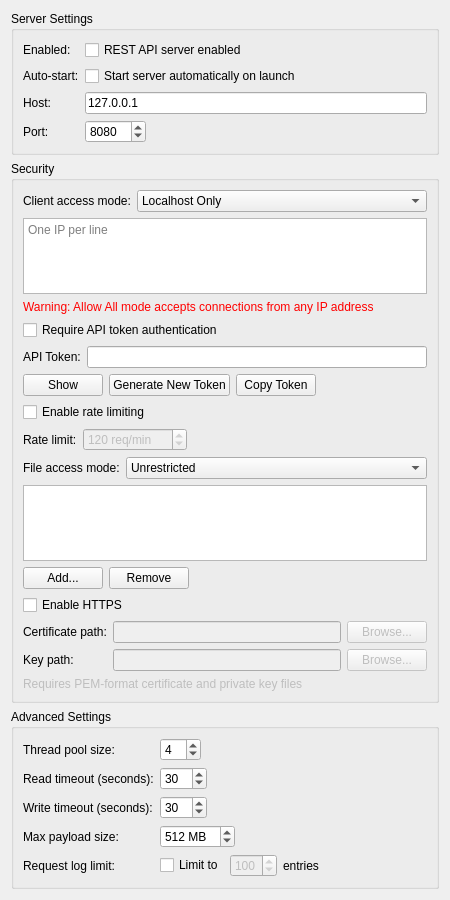
The window that Plugins/org.mitk.gui.qt.restapi/src/internal/QmitkRestApiPreferencesControls.ui (MITK/MITK) describes before a commit, drawn with Qt 5.
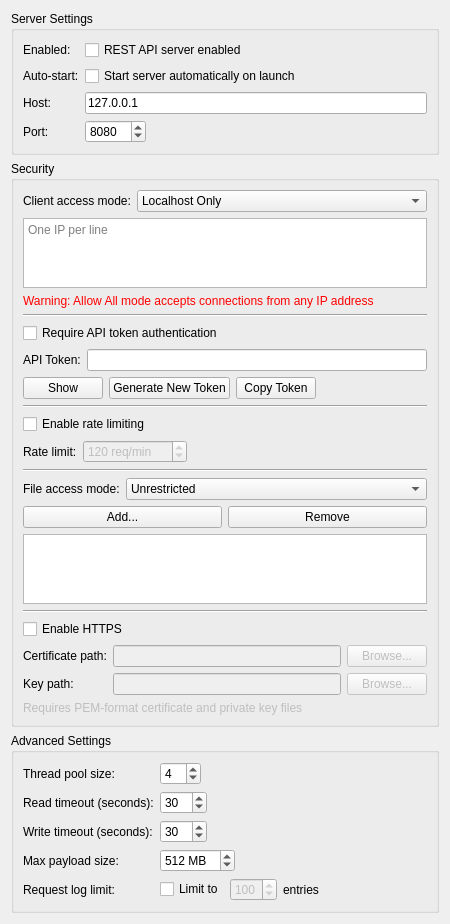
The same window after the commit.

Commit message: Improved the REST preference UI

What changed in the file:
```diff
--- a/Plugins/org.mitk.gui.qt.restapi/src/internal/QmitkRestApiPreferencesControls.ui
+++ b/Plugins/org.mitk.gui.qt.restapi/src/internal/QmitkRestApiPreferencesControls.ui
@@ -182,6 +182,13 @@
         </property>
        </widget>
       </item>
+      <item>
+       <widget class="Line" name="line">
+        <property name="orientation">
+         <enum>Qt::Horizontal</enum>
+        </property>
+       </widget>
+      </item>
       <item>
        <widget class="QCheckBox" name="m_RequireAuthCheckBox">
         <property name="text">
@@ -263,6 +270,13 @@
         </item>
        </layout>
       </item>
+      <item>
+       <widget class="Line" name="line_3">
+        <property name="orientation">
+         <enum>Qt::Horizontal</enum>
+        </property>
+       </widget>
+      </item>
       <item>
        <widget class="QCheckBox" name="m_RateLimitCheckBox">
         <property name="text">
@@ -323,6 +337,13 @@
         </item>
        </layout>
       </item>
+      <item>
+       <widget class="Line" name="line_2">
+        <property name="orientation">
+         <enum>Qt::Horizontal</enum>
+        </property>
+       </widget>
+      </item>
       <item>
        <layout class="QFormLayout" name="fileAccessFormLayout">
         <item row="0" column="0">
@@ -351,19 +372,6 @@
         </item>
        </layout>
       </item>
-      <item>
-       <widget class="QListWidget" name="m_AllowedDirsListWidget">
-        <property name="maximumSize">
-         <size>
-          <width>16777215</width>
-          <height>80</height>
-         </size>
-        </property>
-        <property name="toolTip">
-         <string>Directories that the REST API is allowed to access for file operations</string>
-        </property>
-       </widget>
-      </item>
       <item>
        <layout class="QHBoxLayout" name="dirButtonsLayout">
         <item>
@@ -386,21 +394,28 @@
           </property>
          </widget>
         </item>
-        <item>
-         <spacer name="dirButtonsSpacer">
-          <property name="orientation">
-           <enum>Qt::Horizontal</enum>
-          </property>
-          <property name="sizeHint" stdset="0">
-           <size>
-            <width>40</width>
-            <height>20</height>
-           </size>
-          </property>
-         </spacer>
-        </item>
        </layout>
       </item>
+      <item>
+       <widget class="QListWidget" name="m_AllowedDirsListWidget">
+        <property name="maximumSize">
+         <size>
+          <width>16777215</width>
+          <height>80</height>
+         </size>
+        </property>
+        <property name="toolTip">
+         <string>Directories that the REST API is allowed to access for file operations</string>
+        </property>
+       </widget>
+      </item>
+      <item>
+       <widget class="Line" name="line_4">
+        <property name="orientation">
+         <enum>Qt::Horizontal</enum>
+        </property>
+       </widget>
+      </item>
       <item>
        <widget class="QCheckBox" name="m_HttpsCheckBox">
         <property name="text">
```
Left out of the diff: 138 changed lines with no effect on the pictures.
